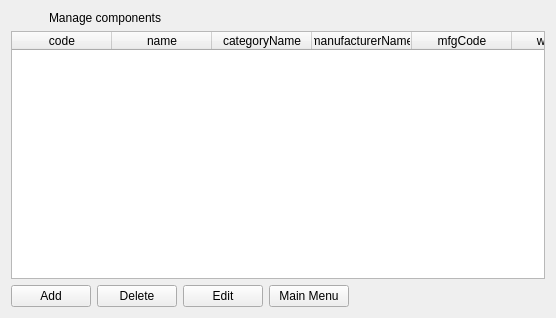
Above: client/forms/components.ui from Wolframe/configurator before the change. Below: the same form after it.
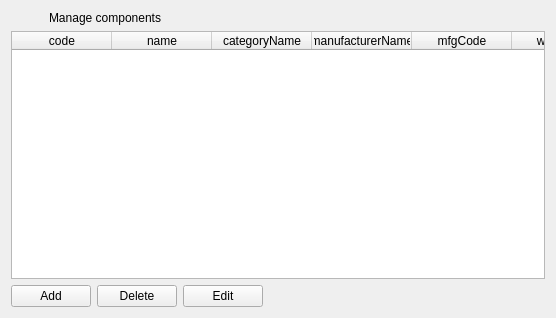
That is the form after the change. Icons and pictures are not drawn.

```diff
--- a/client/forms/components.ui
+++ b/client/forms/components.ui
@@ -73,19 +73,6 @@
        </property>
       </widget>
      </item>
-     <item>
-      <widget class="QPushButton" name="reload_2">
-       <property name="text">
-        <string>Main Menu</string>
-       </property>
-       <property name="form" stdset="0">
-        <string notr="true">init</string>
-       </property>
-       <property name="global.componentState" stdset="0">
-        <string notr="true">{component.state}</string>
-       </property>
-      </widget>
-     </item>
      <item>
       <spacer name="horizontalSpacer_2">
        <property name="orientation">
```
Left out of the diff: 3 changed lines with no effect on the pictures.
